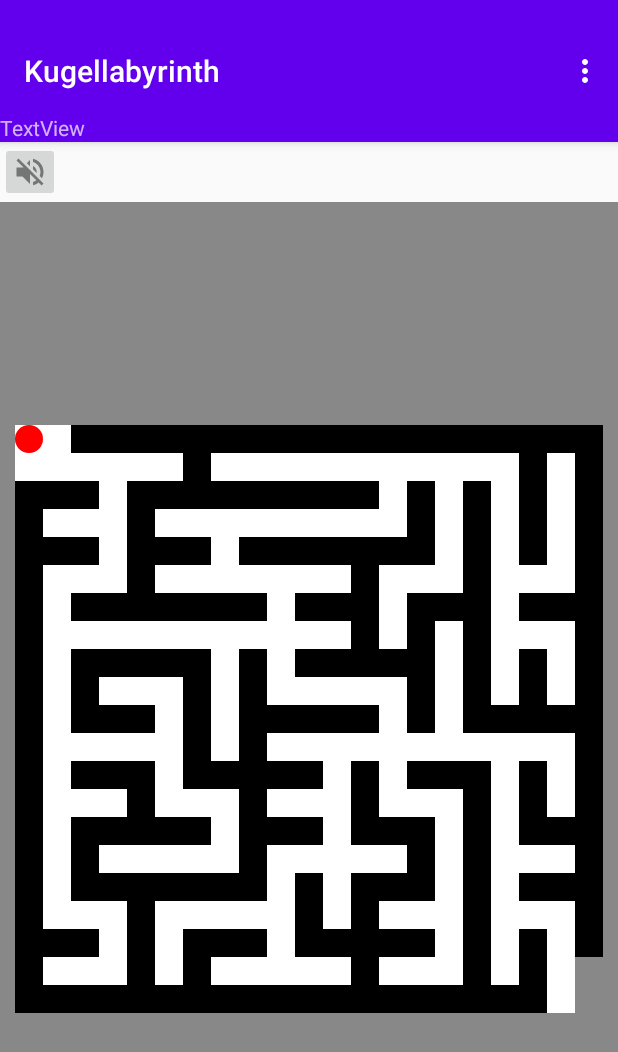
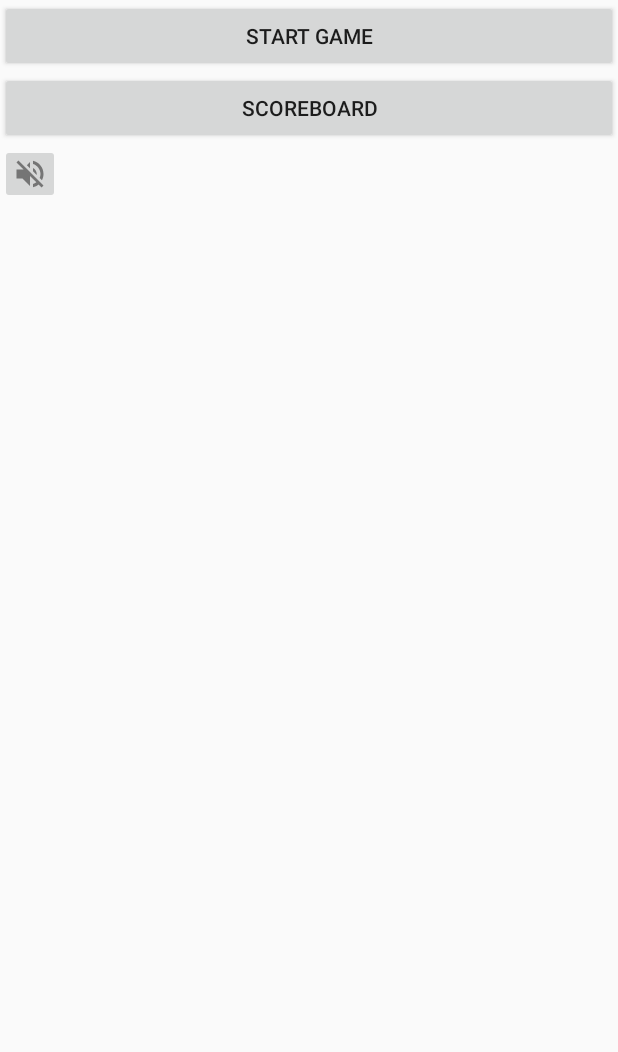
Before and after one commit to TechPiranja/Kugellabyrinth, an Android app: the screen it shows after launch (MainActivity before the commit, MenuActivity after it), after a tap on an icon or button, on a phone screen of 412 x 824 dp. Shown: the top 1052 px of the screen. Run offline under Robolectric (Android 15) with nearby library versions, the phone set to English and light mode, and no system bars.

Commit message:
added Menu Screen and added Singelton SoundPlayer

```diff
--- a/app/src/main/java/com/example/kugellabyrinth/MainActivity.java
+++ b/app/src/main/java/com/example/kugellabyrinth/GameActivity.java
@@ -11,21 +11,16 @@ import androidx.appcompat.widget.Toolbar;
 import android.os.Handler;
 import android.view.Menu;
 import android.view.MenuItem;
-import android.view.View;
-import android.widget.ImageButton;
 import android.widget.TextView;
-import android.media.MediaPlayer;
 
-public class MainActivity extends AppCompatActivity implements EventListener{
+public class GameActivity extends AppCompatActivity implements EventListener{
 
-    Boolean firstLoad = true;
     TextView timerTextView;
     Handler timerHandler = new Handler();
     Boolean timerStarted = false;
     int timeSpent;
     long startTime = 0;
-    MediaPlayer mediaPlayer;
-    Boolean isSoundMuted = false;
+    SoundPlayer soundPlayer;
 
     Runnable timerRunnable = new Runnable() {
         @Override
@@ -41,6 +36,17 @@ public class MainActivity extends AppCompatActivity implements EventListener{
         }
     };
 
+    @RequiresApi(api = Build.VERSION_CODES.KITKAT)
+    @Override
+    protected void onCreate(Bundle savedInstanceState) {
+        super.onCreate(savedInstanceState);
+        setContentView(R.layout.activity_game);
+        timerTextView = findViewById(R.id.timerTextView);
+        Toolbar toolbar = findViewById(R.id.toolbar);
+        setSupportActionBar(toolbar);
+        soundPlayer = SoundPlayer.getInstance(this);
+    }
+
     public void StartTimer() {
         timerStarted = true;
         startTime = System.currentTimeMillis();
@@ -50,7 +56,7 @@ public class MainActivity extends AppCompatActivity implements EventListener{
     public void StopTimer() {
         timerStarted = false;
         timerHandler.removeCallbacks(timerRunnable);
-        mediaPlayer.start();
+        soundPlayer.start();
 
         SQLiteManager sqliteManager = SQLiteManager.instanceOfDatabase(this);
         int id = Score.scoreArrayList.size();
@@ -70,44 +76,6 @@ public class MainActivity extends AppCompatActivity implements EventListener{
         startActivity(intent);
     }
 
-    @RequiresApi(api = Build.VERSION_CODES.KITKAT)
-    @Override
-    protected void onCreate(Bundle savedInstanceState) {
-        super.onCreate(savedInstanceState);
-        setContentView(R.layout.activity_main);
-        timerTextView = findViewById(R.id.timerTextView);
-        Toolbar toolbar = findViewById(R.id.toolbar);
-        setSupportActionBar(toolbar);
-
-        mediaPlayer = MediaPlayer.create(this, R.raw.game_won);
-
-        if (firstLoad) {
-            System.out.println("loaded from DB");
-            loadFromDBToMemory();
-            firstLoad = false;
-        }
-
-        final ImageButton button = findViewById(R.id.soundToggle);
-        button.setOnClickListener(new View.OnClickListener() {
-            public void onClick(View v) {
-                isSoundMuted = !isSoundMuted;
-                if (isSoundMuted) {
-                    mediaPlayer.setVolume(0, 0);
-                    button.setImageResource(R.drawable.volume_mute);
-                } else {
-                    mediaPlayer.setVolume(1, 1);
-                    button.setImageResource(R.drawable.volume_on);
-                }
-            }
-        });
-    }
-
-    @RequiresApi(api = Build.VERSION_CODES.KITKAT)
-    private void loadFromDBToMemory() {
-        SQLiteManager sqliteManager = SQLiteManager.instanceOfDatabase(this);
-        sqliteManager.populateScoreListArray();
-    }
-
     @Override
     public boolean onCreateOptionsMenu(Menu menu) {
         // Inflate the menu; this adds items to the action bar if it is present.
@@ -122,7 +90,6 @@ public class MainActivity extends AppCompatActivity implements EventListener{
         // as you specify a parent activity in AndroidManifest.xml.
         int id = item.getItemId();
 
-        //noinspection SimplifiableIfStatement
         if (id == R.id.action_settings) {
             return true;
         }
--- /dev/null
+++ b/app/src/main/java/com/example/kugellabyrinth/MenuActivity.java
@@ -0,0 +1,86 @@
+package com.example.kugellabyrinth;
+
+import android.content.Intent;
+import android.os.Build;
+import android.os.Bundle;
+
+import androidx.annotation.RequiresApi;
+import androidx.appcompat.app.AppCompatActivity;
+import androidx.appcompat.widget.Toolbar;
+
+import android.view.Menu;
+import android.view.MenuItem;
+import android.widget.Button;
+import android.widget.ImageButton;
+import android.widget.TextView;
+
+public class MenuActivity extends AppCompatActivity{
+
+    SoundPlayer soundPlayer;
+    Boolean isSoundMuted = false;
+    Boolean firstLoad = true;
+    TextView timerTextView;
+
+    @RequiresApi(api = Build.VERSION_CODES.KITKAT)
+    @Override
+    protected void onCreate(Bundle savedInstanceState) {
+        super.onCreate(savedInstanceState);
+        setContentView(R.layout.activity_menu);
+        timerTextView = findViewById(R.id.timerTextView);
+        Toolbar toolbar = findViewById(R.id.toolbar);
+        setSupportActionBar(toolbar);
+        soundPlayer = SoundPlayer.getInstance(this);
+
+        if (firstLoad) {
+            System.out.println("loaded from DB");
+            loadFromDBToMemory();
+            firstLoad = false;
+        }
+
+        final ImageButton soundToggle = findViewById(R.id.soundToggle);
+        soundToggle.setOnClickListener(v -> {
+            isSoundMuted = !isSoundMuted;
+            if (isSoundMuted) {
+                soundPlayer.setVolume(0, 0);
+                soundToggle.setImageResource(R.drawable.volume_mute);
+            } else {
+                soundPlayer.setVolume(1, 1);
+                soundToggle.setImageResource(R.drawable.volume_on);
+            }
+        });
+
+        Intent gameScreen = new Intent(this, GameActivity.class);
+        Intent scoreBoardScreen = new Intent(this, ScoreboardActivity.class);
+
+        final Button startGame = findViewById(R.id.startGame);
+        startGame.setOnClickListener(v -> {
+            startActivity(gameScreen);
+        });
+
+        final Button openScoreboard = findViewById(R.id.openScoreboard);
+        openScoreboard.setOnClickListener(v -> {
+            startActivity(scoreBoardScreen);
+        });
+    }
+
+    @RequiresApi(api = Build.VERSION_CODES.KITKAT)
+    private void loadFromDBToMemory() {
+        SQLiteManager sqliteManager = SQLiteManager.instanceOfDatabase(this);
+        sqliteManager.populateScoreListArray();
+    }
+
+    @Override
+    public boolean onCreateOptionsMenu(Menu menu) {
+        getMenuInflater().inflate(R.menu.menu_main, menu);
+        return true;
+    }
+
+    @Override
+    public boolean onOptionsItemSelected(MenuItem item) {
+        int id = item.getItemId();
+        if (id == R.id.action_settings) {
+            return true;
+        }
+        return super.onOptionsItemSelected(item);
+    }
+}
--- a/app/src/main/java/com/example/kugellabyrinth/ScoreboardActivity.java
+++ b/app/src/main/java/com/example/kugellabyrinth/ScoreboardActivity.java
@@ -41,7 +41,7 @@ public class ScoreboardActivity extends AppCompatActivity implements EventListen
         Toolbar toolbar = findViewById(R.id.toolbar);
         setSupportActionBar(toolbar);
 
-        intent = new Intent(this, MainActivity.class);
+        intent = new Intent(this, GameActivity.class);
         scoreListView = findViewById(R.id.scoreListView);
         setScoreAdapter();
 
--- /dev/null
+++ b/app/src/main/java/com/example/kugellabyrinth/SoundPlayer.java
@@ -0,0 +1,31 @@
+package com.example.kugellabyrinth;
+
+import android.content.Context;
+import android.media.MediaPlayer;
+
+public class SoundPlayer {
+
+    public MediaPlayer mediaPlayer;
+
+    private static SoundPlayer instance;
+
+    // Anwenden des Singelton Patterns
+    public static SoundPlayer getInstance (Context context) {
+        if (SoundPlayer.instance == null) {
+            SoundPlayer.instance = new SoundPlayer(context);
+        }
+        return SoundPlayer.instance;
+    }
+
+    private SoundPlayer(Context context) {
+        mediaPlayer = MediaPlayer.create(context, R.raw.game_won);
+    }
+
+    public void setVolume(int left, int right){
+        mediaPlayer.setVolume(left, right);
+    }
+
+    public void start(){
+        mediaPlayer.start();
+    }
+}
--- a/app/src/main/res/layout/activity_main.xml
+++ b/app/src/main/res/layout/activity_game.xml
@@ -4,7 +4,7 @@
     xmlns:tools="http://schemas.android.com/tools"
     android:layout_width="match_parent"
     android:layout_height="match_parent"
-    tools:context=".MainActivity">
+    tools:context=".GameActivity">
     <LinearLayout
         android:layout_width="match_parent"
         android:layout_height="match_parent"
@@ -31,11 +31,7 @@
                 android:text="TextView" />
         </com.google.android.material.appbar.AppBarLayout>
 
-        <ImageButton
-            android:id="@+id/soundToggle"
-            android:layout_width="40dp"
-            android:layout_height="40dp"
-            android:src="@drawable/volume_on" />
+
         <fragment
             android:id="@+id/fragment"
             android:name="com.example.kugellabyrinth.GameFieldFragment"
--- /dev/null
+++ b/app/src/main/res/layout/activity_menu.xml
@@ -0,0 +1,23 @@
+<?xml version="1.0" encoding="utf-8"?>
+<LinearLayout xmlns:android="http://schemas.android.com/apk/res/android"
+    android:orientation="vertical" android:layout_width="match_parent"
+    android:layout_height="match_parent">
+
+    <Button
+        android:id="@+id/startGame"
+        android:layout_width="match_parent"
+        android:layout_height="wrap_content"
+        android:text="Start Game" />
+
+    <Button
+        android:id="@+id/openScoreboard"
+        android:layout_width="match_parent"
+        android:layout_height="wrap_content"
+        android:text="Scoreboard" />
+
+    <ImageButton
+        android:id="@+id/soundToggle"
+        android:layout_width="40dp"
+        android:layout_height="40dp"
+        android:src="@drawable/volume_on" />
+</LinearLayout>
--- a/app/src/main/res/menu/menu_main.xml
+++ b/app/src/main/res/menu/menu_main.xml
@@ -1,7 +1,7 @@
 <menu xmlns:android="http://schemas.android.com/apk/res/android"
     xmlns:app="http://schemas.android.com/apk/res-auto"
     xmlns:tools="http://schemas.android.com/tools"
-    tools:context="com.example.kugellabyrinth.MainActivity">
+    tools:context="com.example.kugellabyrinth.GameActivity">
     <item
         android:id="@+id/action_settings"
         android:orderInCategory="100"
```
Also changed, not shown: app/src/main/AndroidManifest.xml (+12 -1 lines).
